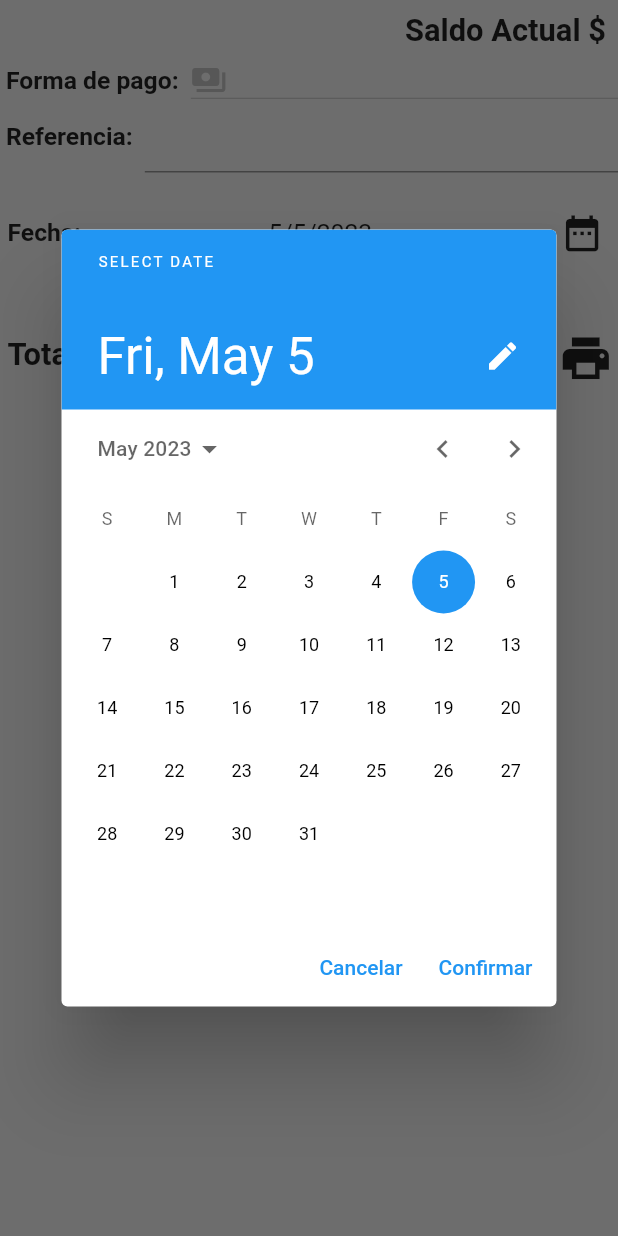
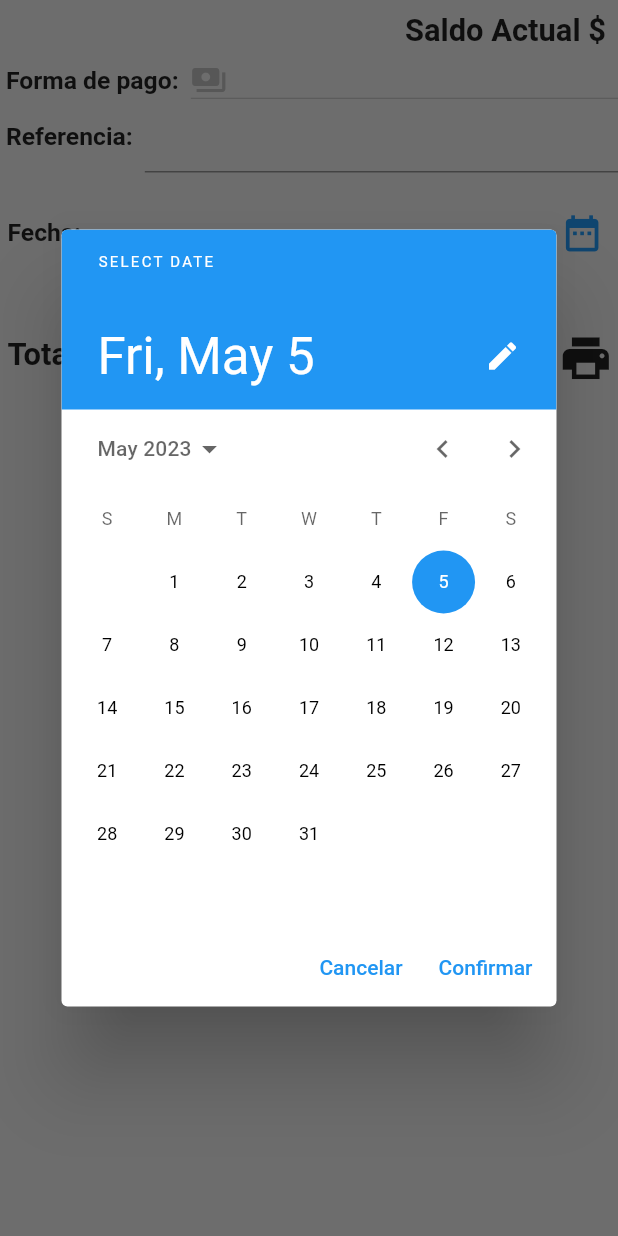
Before and after one commit to MoisesCoba/Proceso, a Flutter app: the PagoDialog widget shown alone on an empty page, opened directly with empty values, after a tap on the "date range" icon, on a phone screen of 412 x 824 dp. Run offline on Flutter 3.47's test engine with Material 2 defaults, Android fonts, the phone set to English and light mode, and no system bars; our stand-ins replace awesome_snackbar_content, eva_icons_flutter, flutter_native_splash, get, sqflite; missing offline and left inert: dart:ffi, flutter_launcher_icons; accounts and stored records are empty.

Commit message:
cambio en tiempo y dialog

```diff
--- a/proceso_cobro/lib/Dialogs/dialog_pago.dart
+++ b/proceso_cobro/lib/Dialogs/dialog_pago.dart
@@ -14,16 +14,14 @@ class PagoDialog extends StatefulWidget {
 
 class _PagoDialogState extends State<PagoDialog> {
   @override
-  String? _selectPago = "Efectivo";
+  String? _selectPago = "Por definir";
+  DateTime tiempo = DateTime.now();
   Widget build(BuildContext context) {
     print(widget.TipoPagos);
-    DateTime fechaActual = DateTime.now();
-    String _selectFecha =
-        "${fechaActual.day}/${fechaActual.month}/${fechaActual.year}";
     return SizedBox(
       height: (MediaQuery.of(context).size.width /
               MediaQuery.of(context).size.height) *
-          600,
+          650,
       child: Column(
         children: [
           Container(
@@ -105,7 +103,7 @@ class _PagoDialogState extends State<PagoDialog> {
               ),
             ),
             Text(
-              _selectFecha,
+              widget.ProCosto.DialogFecha,
               style: TextStyle(
                 fontSize: MediaQuery.of(context).size.width * 0.04,
               ),
@@ -116,23 +114,24 @@ class _PagoDialogState extends State<PagoDialog> {
                 showDatePicker(
                   context: context,
                   initialDate: DateTime.now(),
-                  firstDate: DateTime(fechaActual.year - 5),
-                  lastDate: DateTime(fechaActual.year + 5),
+                  firstDate: DateTime(tiempo.year - 5),
+                  lastDate: DateTime(tiempo.year + 5),
                   cancelText: "Cancelar",
                   confirmText: "Confirmar",
                 ).then((fechaSeleccionada) {
                   if (fechaSeleccionada != null) {
                     setState(() {
                       final formatoFecha = fechaSeleccionada;
-                      _selectFecha =
+                      widget.ProCosto.DialogFecha =
                           "${formatoFecha.day}/${formatoFecha.month}/${formatoFecha.year}";
                     });
-                    print(_selectFecha);
+                    print(widget.ProCosto.DialogFecha);
                   }
                 });
               },
               icon: Icon(Icons.date_range,
-                  size: MediaQuery.of(context).size.width * 0.07),
+                  size: MediaQuery.of(context).size.width * 0.07,
+                  color: Colors.blue),
             ),
           ]),
           SizedBox(
--- a/proceso_cobro/lib/provider/provider_costo.dart
+++ b/proceso_cobro/lib/provider/provider_costo.dart
@@ -5,6 +5,7 @@ class ProvCosto with ChangeNotifier {
   List<String> _pagos = [];
   Map<String, dynamic> _Contacto = {};
   List<Map<String, dynamic>> _documentacion = [];
+   String _DialogFecha = "";
 
   List<String> get pagos => _pagos;
   set pagos(List<String> valor) {
@@ -23,4 +24,10 @@ class ProvCosto with ChangeNotifier {
     _documentacion = valor;
     notifyListeners();
   }
+
+  String get DialogFecha => _DialogFecha;
+  set DialogFecha(String valor) {
+    _DialogFecha = valor;
+    notifyListeners();
+  }
 }
--- a/proceso_cobro/lib/views/venta_view.dart
+++ b/proceso_cobro/lib/views/venta_view.dart
@@ -109,6 +109,9 @@ class _VentaState extends State<VentaView> {
             child: GestureDetector(
               child: Wrap(children: Cards),
               onTap: () {
+                DateTime tiempo = DateTime.now();
+                ProCosto.DialogFecha =
+                    '${tiempo.day}/${tiempo.month}/${tiempo.year}';
                 showModalBottomSheet(
                   context: context,
                   builder: (BuildContext context) {
```
